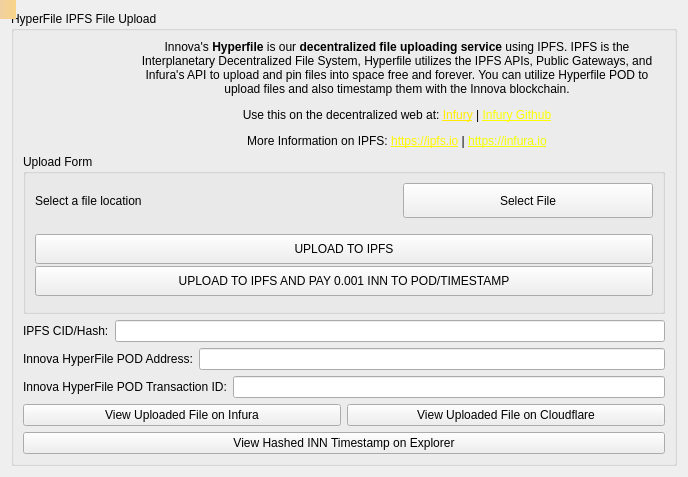
Before: the Qt Designer form src/qt/forms/hyperfile.ui in innova-foundation/innova, drawn with Qt 5.
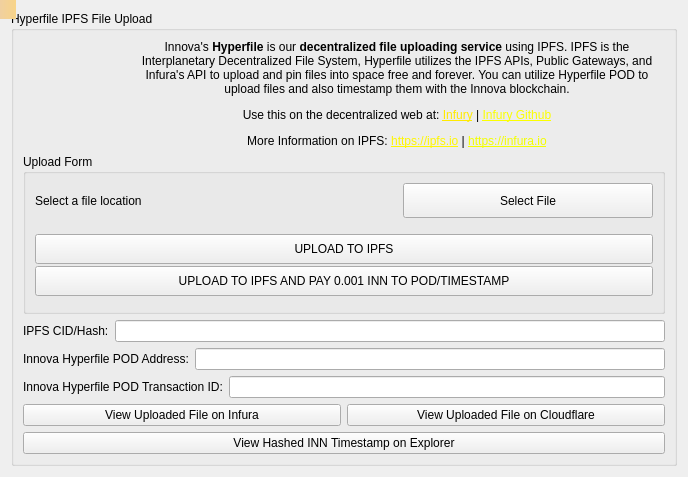
After: the same form once the commit is applied. Icons and pictures are not drawn.

Commit message: HyperFile -> Hyperfile

Patch:
```diff
--- a/src/qt/forms/hyperfile.ui
+++ b/src/qt/forms/hyperfile.ui
@@ -29,7 +29,7 @@
       <bool>true</bool>
      </property>
      <property name="title">
-      <string>HyperFile IPFS File Upload</string>
+      <string>Hyperfile IPFS File Upload</string>
      </property>
      <layout class="QGridLayout" name="gridLayout_3">
       <item row="0" column="0">
@@ -230,7 +230,7 @@
           <item>
            <widget class="QLabel" name="hashLabel_2">
             <property name="text">
-             <string>Innova HyperFile POD Address:</string>
+             <string>Innova Hyperfile POD Address:</string>
             </property>
            </widget>
           </item>
@@ -244,7 +244,7 @@
           <item>
            <widget class="QLabel" name="hashLabel_3">
             <property name="text">
-             <string>Innova HyperFile POD Transaction ID:</string>
+             <string>Innova Hyperfile POD Transaction ID:</string>
             </property>
            </widget>
           </item>
```
Left out of the diff: 4 changed lines with no effect on the pictures. The commit also changes 4 other files.
